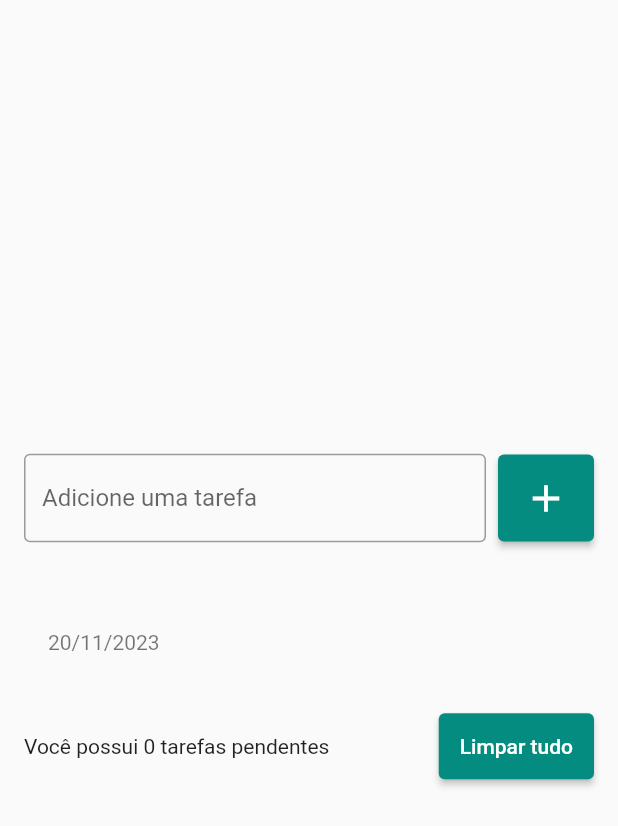
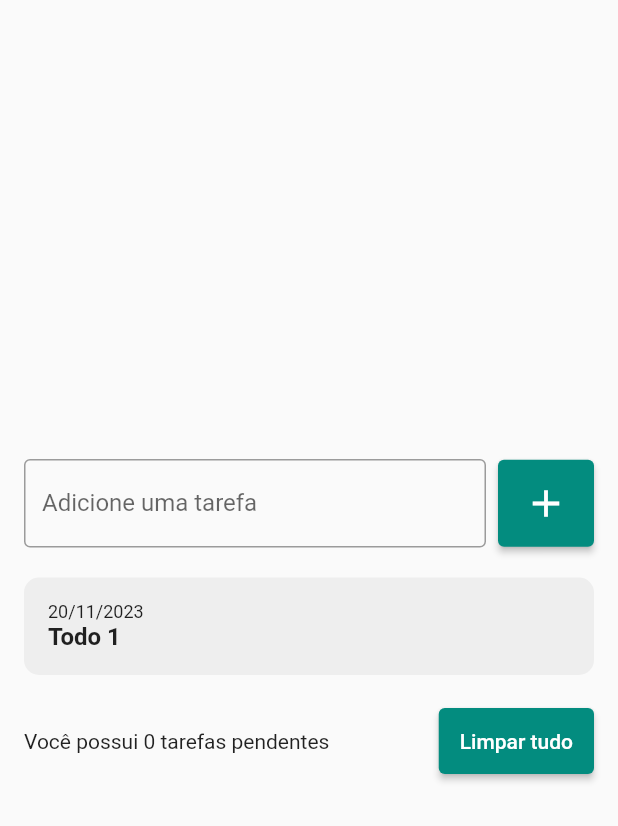
Before and after one commit to matheusoaresilva/todolist, a Flutter app: the screen it shows after launch, after a tap on the "add" icon, on a phone screen of 412 x 824 dp. Shown: the top 826 px of the screen. Run offline on Flutter 3.47's test engine with Material 2 defaults, Android fonts, the phone set to English and light mode, and no system bars.

Commit message:
container TodoListItem

```diff
--- a/lib/pages/todo_list_page.dart
+++ b/lib/pages/todo_list_page.dart
@@ -1,5 +1,6 @@
 
 import 'package:flutter/material.dart';
+import 'package:todolistproject/widgets/todo_list_item.dart';
 
 class TodoListPage extends StatefulWidget {
   TodoListPage({super.key});
@@ -60,10 +61,7 @@ class _TodoListPageState extends State<TodoListPage> {
                   shrinkWrap: true,
                   children: [
                     for (String todo in todos)
-                      ListTile(
-                        title: Text('$todo'),
-                        subtitle: Text('20/11/2023'),
-                      ),
+                      TodoListItem()
                   ],
                 ),
               ),
--- /dev/null
+++ b/lib/widgets/todo_list_item.dart
@@ -0,0 +1,30 @@
+import 'package:flutter/material.dart';
+
+class TodoListItem extends StatelessWidget {
+  const TodoListItem({super.key});
+
+  @override
+  Widget build(BuildContext context) {
+    return Container(
+      decoration: BoxDecoration(
+        borderRadius: BorderRadius.circular(10),
+        color: Colors.grey[200],
+      ),
+      padding: EdgeInsets.all(16),
+      child: Column(
+        crossAxisAlignment: CrossAxisAlignment.start,
+        children: [
+          Text('20/11/2023',
+          style: TextStyle(
+            fontSize: 12,
+          ),
+          ),
+          Text(
+            'Todo 1',
+            style: TextStyle(fontSize: 16, fontWeight: FontWeight.w600),
+          ),
+        ],
+      ),
+    );
+  }
+}
```
